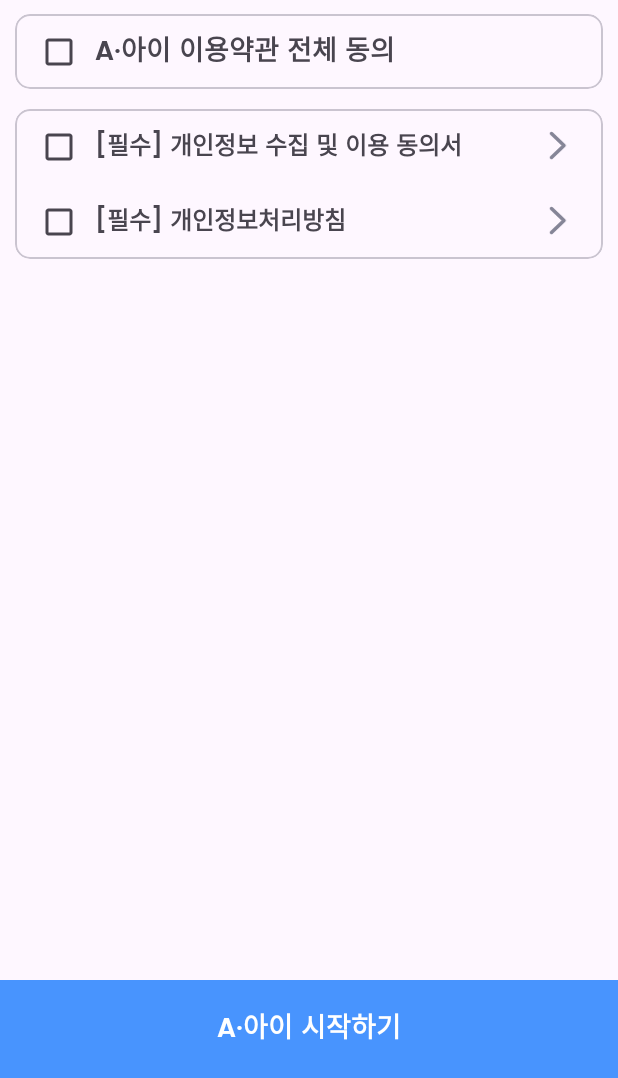
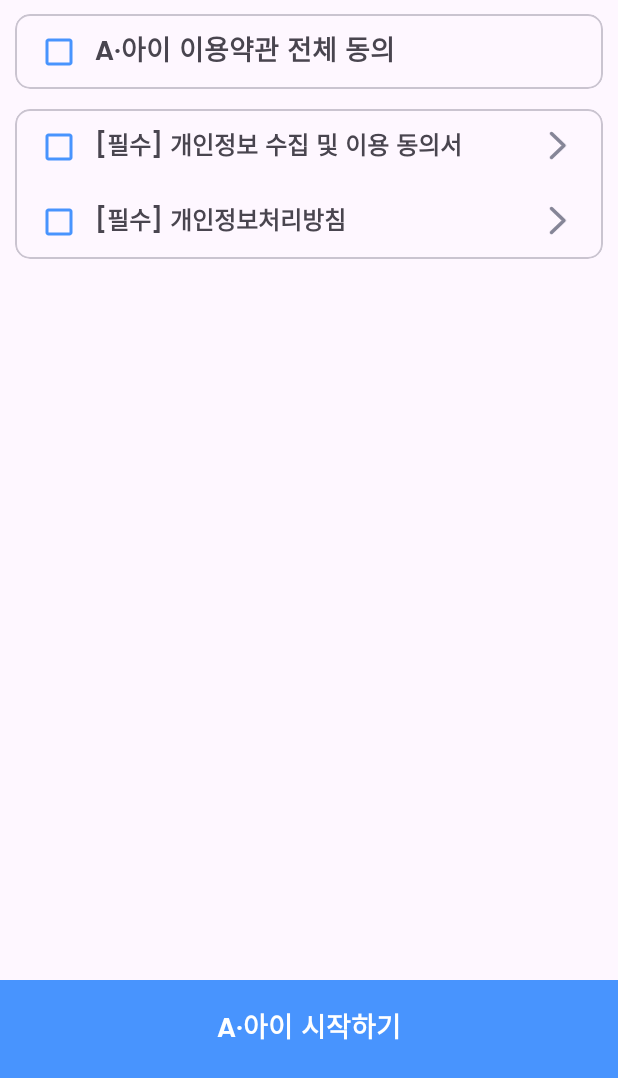
Before and after one commit to JangWoojun/A.i, an Android app: the AgreementActivity screen opened directly, with no data from a screen before it, on a phone screen of 412 x 824 dp, the part 158-1236 px from its top. Run offline under Robolectric (Android 15) with nearby library versions, the phone set to English and light mode, and no system bars.

Commit message:
feat: checkBox 체크 색 변경
checkBox가 체크될 때 색 변경

```diff
--- a/app/src/main/java/com/woojun/ai/AgreementActivity.kt
+++ b/app/src/main/java/com/woojun/ai/AgreementActivity.kt
@@ -1,8 +1,11 @@
 package com.woojun.ai
 
 import android.content.Intent
+import android.content.res.ColorStateList
+import android.graphics.Color
 import androidx.appcompat.app.AppCompatActivity
 import android.os.Bundle
+import android.provider.CalendarContract.Colors
 import android.widget.Toast
 import com.woojun.ai.databinding.ActivityAgreementBinding
 
@@ -15,6 +18,11 @@ class AgreementActivity : AppCompatActivity() {
         setContentView(binding.root)
 
         binding.apply {
+
+            allCheckBox.buttonTintList = ColorStateList.valueOf(Color.parseColor("#4894fe"))
+            consentCheckBox1.buttonTintList = ColorStateList.valueOf(Color.parseColor("#4894fe"))
+            consentCheckBox2.buttonTintList = ColorStateList.valueOf(Color.parseColor("#4894fe"))
+
             startButton.setOnClickListener {
                 if (allCheckBox.isChecked) {
                     startActivity(Intent(this@AgreementActivity, SignUpActivity::class.java))
```
